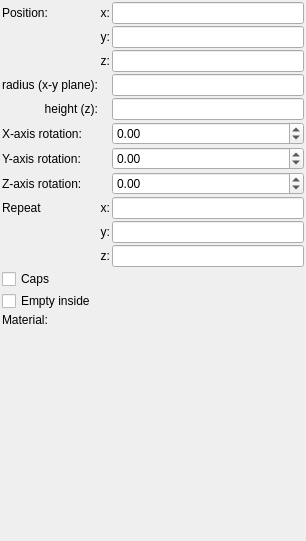
buddhi1980/mandelbulber2, file mandelbulber2/formula/ui/primitive_cylinder.ui: the form before one commit.
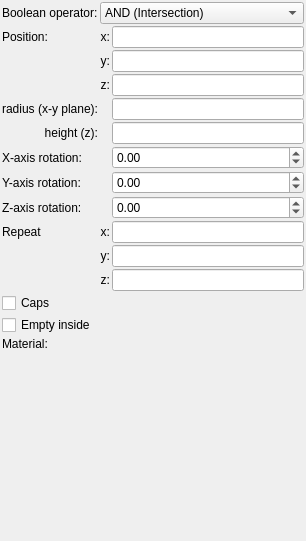
The form after the commit. Custom widgets are drawn as their Qt base class.

Commit message: Added boolean operators for primitive objects TODO: OpenCL code for operators

Diff of the .ui file:
```diff
--- a/mandelbulber2/formula/ui/primitive_cylinder.ui
+++ b/mandelbulber2/formula/ui/primitive_cylinder.ui
@@ -34,108 +34,8 @@
      <property name="spacing">
       <number>2</number>
      </property>
-     <item row="6" column="2">
-      <widget class="MyDoubleSpinBox" name="spinboxd3_rotation_y">
-       <property name="sizePolicy">
-        <sizepolicy hsizetype="Minimum" vsizetype="Maximum">
-         <horstretch>0</horstretch>
-         <verstretch>0</verstretch>
-        </sizepolicy>
-       </property>
-       <property name="prefix">
-        <string/>
-       </property>
-       <property name="suffix">
-        <string/>
-       </property>
-       <property name="decimals">
-        <number>2</number>
-       </property>
-       <property name="minimum">
-        <double>-36000.000000000000000</double>
-       </property>
-       <property name="maximum">
-        <double>36000.000000000000000</double>
-       </property>
-       <property name="singleStep">
-        <double>0.100000000000000</double>
-       </property>
-      </widget>
-     </item>
-     <item row="8" column="2">
-      <widget class="MyLineEdit" name="vect3_repeat_x">
-       <property name="sizePolicy">
-        <sizepolicy hsizetype="Expanding" vsizetype="Maximum">
-         <horstretch>0</horstretch>
-         <verstretch>0</verstretch>
-        </sizepolicy>
-       </property>
-      </widget>
-     </item>
-     <item row="3" column="2">
-      <widget class="MyLineEdit" name="logedit_radius">
-       <property name="sizePolicy">
-        <sizepolicy hsizetype="Expanding" vsizetype="Maximum">
-         <horstretch>0</horstretch>
-         <verstretch>0</verstretch>
-        </sizepolicy>
-       </property>
-      </widget>
-     </item>
-     <item row="7" column="2">
-      <widget class="MyDoubleSpinBox" name="spinboxd3_rotation_z">
-       <property name="sizePolicy">
-        <sizepolicy hsizetype="Minimum" vsizetype="Maximum">
-         <horstretch>0</horstretch>
-         <verstretch>0</verstretch>
-        </sizepolicy>
-       </property>
-       <property name="prefix">
-        <string/>
-       </property>
-       <property name="suffix">
-        <string/>
-       </property>
-       <property name="decimals">
-        <number>2</number>
-       </property>
-       <property name="minimum">
-        <double>-36000.000000000000000</double>
-       </property>
-       <property name="maximum">
-        <double>36000.000000000000000</double>
-       </property>
-       <property name="singleStep">
-        <double>0.100000000000000</double>
-       </property>
-      </widget>
-     </item>
-     <item row="5" column="0">
-      <widget class="QLabel" name="label_8">
-       <property name="text">
-        <string>X-axis rotation:</string>
-       </property>
-      </widget>
-     </item>
-     <item row="7" column="0">
-      <widget class="QLabel" name="label_15">
-       <property name="text">
-        <string>Z-axis rotation:</string>
-       </property>
-      </widget>
-     </item>
-     <item row="0" column="1">
-      <widget class="QLabel" name="label_11">
-       <property name="text">
-        <string>x:</string>
-       </property>
-       <property name="alignment">
-        <set>Qt::AlignRight|Qt::AlignTrailing|Qt::AlignVCenter</set>
-       </property>
-      </widget>
-     </item>
-     <item row="0" column="2">
-      <widget class="MyLineEdit" name="vect3_position_x">
+     <item row="5" column="2">
+      <widget class="MyLineEdit" name="logedit_height">
        <property name="sizePolicy">
         <sizepolicy hsizetype="Expanding" vsizetype="Maximum">
          <horstretch>0</horstretch>
@@ -145,16 +45,39 @@
       </widget>
      </item>
      <item row="9" column="1">
-      <widget class="QLabel" name="label_repeat_y_2">
+      <widget class="QLabel" name="label_repeat_x_2">
        <property name="text">
-        <string>y:</string>
+        <string>x:</string>
        </property>
        <property name="alignment">
         <set>Qt::AlignRight|Qt::AlignTrailing|Qt::AlignVCenter</set>
        </property>
       </widget>
      </item>
-     <item row="1" column="1">
+     <item row="14" column="1" colspan="2">
+      <widget class="cMaterialSelector" name="materialselector_material_id" native="true">
+       <property name="sizePolicy">
+        <sizepolicy hsizetype="Preferred" vsizetype="Minimum">
+         <horstretch>0</horstretch>
+         <verstretch>0</verstretch>
+        </sizepolicy>
+       </property>
+      </widget>
+     </item>
+     <item row="13" column="0" colspan="3">
+      <widget class="MyCheckBox" name="checkBox_empty">
+       <property name="sizePolicy">
+        <sizepolicy hsizetype="Minimum" vsizetype="Maximum">
+         <horstretch>0</horstretch>
+         <verstretch>0</verstretch>
+        </sizepolicy>
+       </property>
+       <property name="text">
+        <string>Empty inside</string>
+       </property>
+      </widget>
+     </item>
+     <item row="2" column="1">
       <widget class="QLabel" name="label_12">
        <property name="text">
         <string>y:</string>
@@ -164,25 +87,8 @@
        </property>
       </widget>
      </item>
-     <item row="4" column="2">
-      <widget class="MyLineEdit" name="logedit_height">
-       <property name="sizePolicy">
-        <sizepolicy hsizetype="Expanding" vsizetype="Maximum">
-         <horstretch>0</horstretch>
-         <verstretch>0</verstretch>
-        </sizepolicy>
-       </property>
-      </widget>
-     </item>
-     <item row="6" column="0">
-      <widget class="QLabel" name="label_9">
-       <property name="text">
-        <string>Y-axis rotation:</string>
-       </property>
-      </widget>
-     </item>
      <item row="9" column="2">
-      <widget class="MyLineEdit" name="vect3_repeat_y">
+      <widget class="MyLineEdit" name="vect3_repeat_x">
        <property name="sizePolicy">
         <sizepolicy hsizetype="Expanding" vsizetype="Maximum">
          <horstretch>0</horstretch>
@@ -191,17 +97,55 @@
        </property>
       </widget>
      </item>
-     <item row="3" column="0">
-      <widget class="QLabel" name="label_14">
+     <item row="6" column="2">
+      <widget class="MyDoubleSpinBox" name="spinboxd3_rotation_x">
+       <property name="sizePolicy">
+        <sizepolicy hsizetype="Minimum" vsizetype="Maximum">
+         <horstretch>0</horstretch>
+         <verstretch>0</verstretch>
+        </sizepolicy>
+       </property>
+       <property name="prefix">
+        <string/>
+       </property>
+       <property name="suffix">
+        <string/>
+       </property>
+       <property name="decimals">
+        <number>2</number>
+       </property>
+       <property name="minimum">
+        <double>-36000.000000000000000</double>
+       </property>
+       <property name="maximum">
+        <double>36000.000000000000000</double>
+       </property>
+       <property name="singleStep">
+        <double>0.100000000000000</double>
+       </property>
+      </widget>
+     </item>
+     <item row="2" column="2">
+      <widget class="MyLineEdit" name="vect3_position_y">
+       <property name="sizePolicy">
+        <sizepolicy hsizetype="Expanding" vsizetype="Maximum">
+         <horstretch>0</horstretch>
+         <verstretch>0</verstretch>
+        </sizepolicy>
+       </property>
+      </widget>
+     </item>
+     <item row="10" column="1">
+      <widget class="QLabel" name="label_repeat_y_2">
        <property name="text">
-        <string>radius (x-y plane):</string>
+        <string>y:</string>
        </property>
        <property name="alignment">
         <set>Qt::AlignRight|Qt::AlignTrailing|Qt::AlignVCenter</set>
        </property>
       </widget>
      </item>
-     <item row="2" column="1">
+     <item row="3" column="1">
       <widget class="QLabel" name="label_13">
        <property name="text">
         <string>z:</string>
@@ -211,24 +155,31 @@
        </property>
       </widget>
      </item>
-     <item row="10" column="2">
-      <widget class="MyLineEdit" name="vect3_repeat_z">
-       <property name="sizePolicy">
-        <sizepolicy hsizetype="Expanding" vsizetype="Maximum">
-         <horstretch>0</horstretch>
-         <verstretch>0</verstretch>
-        </sizepolicy>
+     <item row="11" column="1">
+      <widget class="QLabel" name="label_repeat_z_2">
+       <property name="text">
+        <string>z:</string>
        </property>
+       <property name="alignment">
+        <set>Qt::AlignRight|Qt::AlignTrailing|Qt::AlignVCenter</set>
+       </property>
       </widget>
      </item>
-     <item row="8" column="0">
+     <item row="14" column="0">
+      <widget class="QLabel" name="label_18">
+       <property name="text">
+        <string>Material:</string>
+       </property>
+      </widget>
+     </item>
+     <item row="9" column="0">
       <widget class="QLabel" name="label_2">
        <property name="text">
         <string>Repeat</string>
        </property>
       </widget>
      </item>
-     <item row="4" column="0">
+     <item row="5" column="0">
       <widget class="QLabel" name="label_16">
        <property name="text">
         <string>height (z):</string>
@@ -238,7 +189,27 @@
        </property>
       </widget>
      </item>
-     <item row="2" column="2">
+     <item row="12" column="0" colspan="3">
+      <widget class="MyCheckBox" name="checkBox_caps">
+       <property name="sizePolicy">
+        <sizepolicy hsizetype="Minimum" vsizetype="Maximum">
+         <horstretch>0</horstretch>
+         <verstretch>0</verstretch>
+        </sizepolicy>
+       </property>
+       <property name="text">
+        <string>Caps</string>
+       </property>
+      </widget>
+     </item>
+     <item row="7" column="0">
+      <widget class="QLabel" name="label_9">
+       <property name="text">
+        <string>Y-axis rotation:</string>
+       </property>
+      </widget>
+     </item>
+     <item row="3" column="2">
       <widget class="MyLineEdit" name="vect3_position_z">
        <property name="sizePolicy">
         <sizepolicy hsizetype="Expanding" vsizetype="Maximum">
@@ -248,18 +219,71 @@
        </property>
       </widget>
      </item>
-     <item row="8" column="1">
-      <widget class="QLabel" name="label_repeat_x_2">
+     <item row="8" column="2">
+      <widget class="MyDoubleSpinBox" name="spinboxd3_rotation_z">
+       <property name="sizePolicy">
+        <sizepolicy hsizetype="Minimum" vsizetype="Maximum">
+         <horstretch>0</horstretch>
+         <verstretch>0</verstretch>
+        </sizepolicy>
+       </property>
+       <property name="prefix">
+        <string/>
+       </property>
+       <property name="suffix">
+        <string/>
+       </property>
+       <property name="decimals">
+        <number>2</number>
+       </property>
+       <property name="minimum">
+        <double>-36000.000000000000000</double>
+       </property>
+       <property name="maximum">
+        <double>36000.000000000000000</double>
+       </property>
+       <property name="singleStep">
+        <double>0.100000000000000</double>
+       </property>
+      </widget>
+     </item>
+     <item row="7" column="2">
+      <widget class="MyDoubleSpinBox" name="spinboxd3_rotation_y">
+       <property name="sizePolicy">
+        <sizepolicy hsizetype="Minimum" vsizetype="Maximum">
+         <horstretch>0</horstretch>
+         <verstretch>0</verstretch>
+        </sizepolicy>
+       </property>
+       <property name="prefix">
+        <string/>
+       </property>
+       <property name="suffix">
+        <string/>
+       </property>
+       <property name="decimals">
+        <number>2</number>
+       </property>
+       <property name="minimum">
+        <double>-36000.000000000000000</double>
+       </property>
+       <property name="maximum">
+        <double>36000.000000000000000</double>
+       </property>
+       <property name="singleStep">
+        <double>0.100000000000000</double>
+       </property>
+      </widget>
+     </item>
+     <item row="8" column="0">
+      <widget class="QLabel" name="label_15">
        <property name="text">
-        <string>x:</string>
-       </property>
-       <property name="alignment">
-        <set>Qt::AlignRight|Qt::AlignTrailing|Qt::AlignVCenter</set>
+        <string>Z-axis rotation:</string>
        </property>
       </widget>
      </item>
      <item row="1" column="2">
-      <widget class="MyLineEdit" name="vect3_position_y">
+      <widget class="MyLineEdit" name="vect3_position_x">
        <property name="sizePolicy">
         <sizepolicy hsizetype="Expanding" vsizetype="Maximum">
          <horstretch>0</horstretch>
@@ -268,92 +292,111 @@
        </property>
       </widget>
      </item>
-     <item row="5" column="2">
-      <widget class="MyDoubleSpinBox" name="spinboxd3_rotation_x">
+     <item row="11" column="2">
+      <widget class="MyLineEdit" name="vect3_repeat_z">
        <property name="sizePolicy">
-        <sizepolicy hsizetype="Minimum" vsizetype="Maximum">
+        <sizepolicy hsizetype="Expanding" vsizetype="Maximum">
          <horstretch>0</horstretch>
          <verstretch>0</verstretch>
         </sizepolicy>
        </property>
-       <property name="prefix">
-        <string/>
+      </widget>
+     </item>
+     <item row="6" column="0">
+      <widget class="QLabel" name="label_8">
+       <property name="text">
+        <string>X-axis rotation:</string>
        </property>
-       <property name="suffix">
-        <string/>
+      </widget>
+     </item>
+     <item row="4" column="0">
+      <widget class="QLabel" name="label_14">
+       <property name="text">
+        <string>radius (x-y plane):</string>
        </property>
-       <property name="decimals">
-        <number>2</number>
+       <property name="alignment">
+        <set>Qt::AlignRight|Qt::AlignTrailing|Qt::AlignVCenter</set>
        </property>
-       <property name="minimum">
-        <double>-36000.000000000000000</double>
+      </widget>
+     </item>
+     <item row="10" column="2">
+      <widget class="MyLineEdit" name="vect3_repeat_y">
+       <property name="sizePolicy">
+        <sizepolicy hsizetype="Expanding" vsizetype="Maximum">
+         <horstretch>0</horstretch>
+         <verstretch>0</verstretch>
+        </sizepolicy>
        </property>
-       <property name="maximum">
-        <double>36000.000000000000000</double>
-       </property>
-       <property name="singleStep">
-        <double>0.100000000000000</double>
-       </property>
       </widget>
      </item>
-     <item row="0" column="0">
+     <item row="1" column="0">
       <widget class="QLabel" name="label_10">
        <property name="text">
         <string>Position:</string>
        </property>
       </widget>
      </item>
-     <item row="10" column="1">
-      <widget class="QLabel" name="label_repeat_z_2">
+     <item row="1" column="1">
+      <widget class="QLabel" name="label_11">
        <property name="text">
-        <string>z:</string>
+        <string>x:</string>
        </property>
        <property name="alignment">
         <set>Qt::AlignRight|Qt::AlignTrailing|Qt::AlignVCenter</set>
        </property>
       </widget>
      </item>
-     <item row="13" column="0">
-      <widget class="QLabel" name="label_18">
-       <property name="text">
-        <string>Material:</string>
-       </property>
-      </widget>
-     </item>
-     <item row="13" column="1" colspan="2">
-      <widget class="cMaterialSelector" name="materialselector_material_id" native="true">
+     <item row="4" column="2">
+      <widget class="MyLineEdit" name="logedit_radius">
        <property name="sizePolicy">
-        <sizepolicy hsizetype="Preferred" vsizetype="Minimum">
+        <sizepolicy hsizetype="Expanding" vsizetype="Maximum">
          <horstretch>0</horstretch>
          <verstretch>0</verstretch>
         </sizepolicy>
        </property>
       </widget>
      </item>
-     <item row="11" column="0" colspan="3">
-      <widget class="MyCheckBox" name="checkBox_caps">
-       <property name="sizePolicy">
-        <sizepolicy hsizetype="Minimum" vsizetype="Maximum">
-         <horstretch>0</horstretch>
-         <verstretch>0</verstretch>
-        </sizepolicy>
-       </property>
+     <item row="0" column="0">
+      <widget class="QLabel" name="label_20">
        <property name="text">
-        <string>Caps</string>
+        <string>Boolean operator:</string>
        </property>
+       <property name="wordWrap">
+        <bool>true</bool>
+       </property>
       </widget>
      </item>
-     <item row="12" column="0" colspan="3">
-      <widget class="MyCheckBox" name="checkBox_empty">
+     <item row="0" column="1" colspan="2">
+      <widget class="MyComboBox" name="comboBox_boolean_operator">
        <property name="sizePolicy">
-        <sizepolicy hsizetype="Minimum" vsizetype="Maximum">
+        <sizepolicy hsizetype="Preferred" vsizetype="Preferred">
          <horstretch>0</horstretch>
          <verstretch>0</verstretch>
         </sizepolicy>
        </property>
-       <property name="text">
-        <string>Empty inside</string>
+       <property name="toolTip">
+        <string>&lt;html&gt;&lt;head/&gt;&lt;body&gt;&lt;p&gt;Distance estimation is a method which calculates approximate distance to fractal surface from any point in space.&lt;/p&gt;&lt;p&gt;- Automatic mode uses distance estimation method defined for selected fractal&lt;/p&gt;&lt;p&gt;- Force &amp;quot;Delta DE&amp;quot; method uses  Delta DE algorithm which is slower but works also with untypical fractal configurations&lt;br/&gt;&lt;/p&gt;&lt;/body&gt;&lt;/html&gt;</string>
        </property>
+       <item>
+        <property name="text">
+         <string>AND (Intersection)</string>
+        </property>
+       </item>
+       <item>
+        <property name="text">
+         <string>OR (Union)</string>
+        </property>
+       </item>
+       <item>
+        <property name="text">
+         <string>SUB (Complement)</string>
+        </property>
+       </item>
+       <item>
+        <property name="text">
+         <string>rev SUB (B-A)</string>
+        </property>
+       </item>
       </widget>
      </item>
     </layout>
@@ -374,16 +417,21 @@
   </layout>
  </widget>
  <customwidgets>
-  <customwidget>
-   <class>MyLineEdit</class>
-   <extends>QLineEdit</extends>
-   <header>my_line_edit.h</header>
-  </customwidget>
   <customwidget>
    <class>MyDoubleSpinBox</class>
    <extends>QDoubleSpinBox</extends>
    <header>my_double_spin_box.h</header>
   </customwidget>
+  <customwidget>
+   <class>MyCheckBox</class>
+   <extends>QCheckBox</extends>
+   <header>my_check_box.h</header>
+  </customwidget>
+  <customwidget>
+   <class>MyLineEdit</class>
+   <extends>QLineEdit</extends>
+   <header>my_line_edit.h</header>
+  </customwidget>
   <customwidget>
    <class>cMaterialSelector</class>
    <extends>QWidget</extends>
@@ -391,9 +439,9 @@
    <container>1</container>
   </customwidget>
   <customwidget>
-   <class>MyCheckBox</class>
-   <extends>QCheckBox</extends>
-   <header>my_check_box.h</header>
+   <class>MyComboBox</class>
+   <extends>QComboBox</extends>
+   <header>my_combo_box.h</header>
   </customwidget>
  </customwidgets>
  <tabstops>
```
The commit also changes 12 other files.
